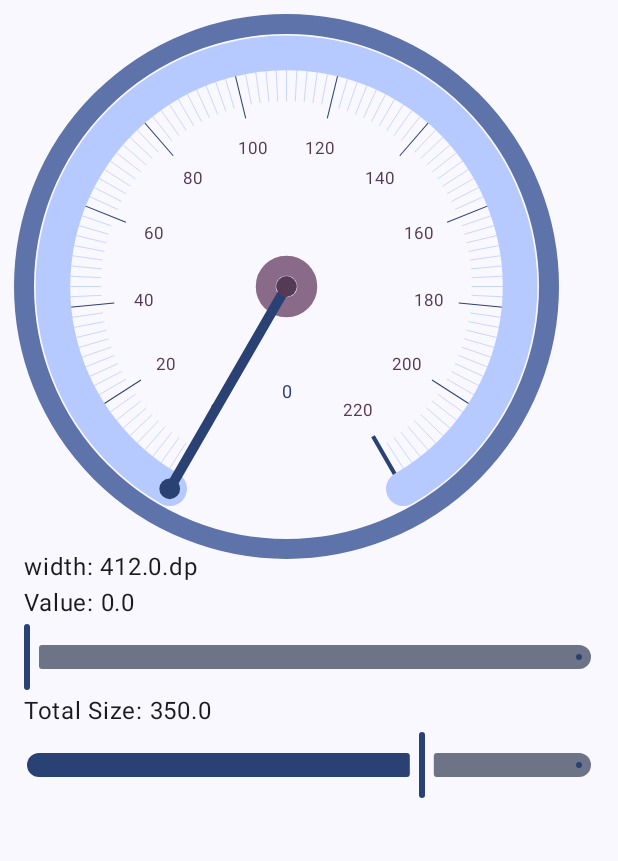
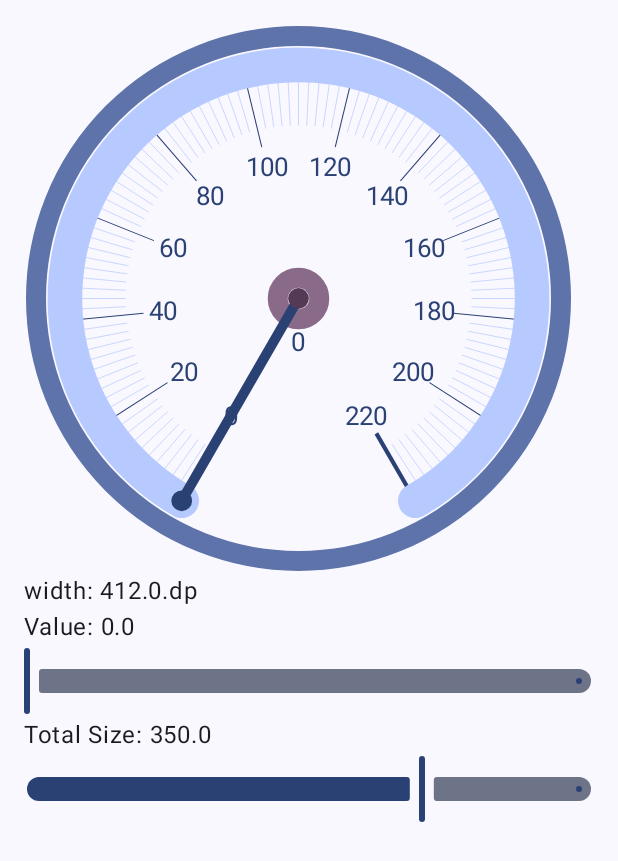
Before and after one commit to yamin8000/Gauge, an Android app built with Jetpack Compose: the screen it shows after launch (MainActivity), on a phone screen of 412 x 824 dp. Shown: the top 861 px of the screen. Run offline under Robolectric (Android 15) with nearby library versions, the phone set to English and light mode, and no system bars.

Commit message:
fixes #16 fixes #8 1.0.2 release

```diff
--- a/Gauge/build.gradle.kts
+++ b/Gauge/build.gradle.kts
@@ -20,7 +20,7 @@
  */
 
 private val artifact = "com.github.yamin8000.gauge"
-private val version = "1.0.1"
+private val version = "1.0.2"
 
 plugins {
     id("com.android.library")
@@ -74,9 +74,7 @@ android {
 dependencies {
     implementation(platform("androidx.compose:compose-bom:2023.10.01"))
     implementation("androidx.compose.material3:material3")
-//    implementation("androidx.compose.foundation:foundation")
     implementation("androidx.compose.ui:ui")
-//    implementation("androidx.compose.material3:material3-window-size-class")
     implementation("androidx.compose.ui:ui-tooling-preview")
     debugImplementation("androidx.compose.ui:ui-tooling")
 }
--- a/Gauge/src/main/java/com/github/yamin8000/gauge/main/Gauge.kt
+++ b/Gauge/src/main/java/com/github/yamin8000/gauge/main/Gauge.kt
@@ -21,8 +21,10 @@
 
 package com.github.yamin8000.gauge.main
 
+import androidx.compose.animation.animateColorAsState
 import androidx.compose.foundation.Canvas
 import androidx.compose.foundation.layout.BoxWithConstraints
+import androidx.compose.foundation.layout.padding
 import androidx.compose.foundation.layout.size
 import androidx.compose.material3.MaterialTheme
 import androidx.compose.runtime.Composable
@@ -103,7 +105,7 @@ fun Gauge(
     ticksColors: GaugeTicksColors = GaugeTicksColors(
         smallTicks = MaterialTheme.colorScheme.inversePrimary,
         bigTicks = MaterialTheme.colorScheme.primary,
-        bigTicksLabels = MaterialTheme.colorScheme.tertiary
+        bigTicksLabels = MaterialTheme.colorScheme.primary
     ),
     ticksColorProvider: (List<Pair<Int, Color>>) -> List<Pair<Int, Color>> = { it },
     arcColorsProvider: (GaugeArcColors, Float, ClosedFloatingPointRange<Float>) -> GaugeArcColors = { _, _, _ -> arcColors }
@@ -112,7 +114,7 @@ fun Gauge(
     require(numerics.sweepAngle in 1..360) { "Sweep angle: ${numerics.sweepAngle} must be from 1 to 360" }
 
     BoxWithConstraints(
-        modifier = modifier,
+        modifier = modifier.padding(8.dp),
         content = {
             val textMeasurer = rememberTextMeasurer()
             val size = if (totalSize > maxWidth) maxWidth
@@ -134,8 +136,15 @@ fun Gauge(
                     if (style.hasValueText) {
                         drawCompatibleText(
                             textMeasurer = textMeasurer,
-                            text = "${decimalFormat.format(value)}\n$valueUnit".trim(),
-                            topLeft = center.plus(Offset(0f, size.toPx() / 5)),
+                            text = decimalFormat.format(value).trim(),
+                            topLeft = center.plus(Offset(0f, size.toPx() / 12)),
+                            color = valueColor,
+                            totalSize = size
+                        )
+                        drawCompatibleText(
+                            textMeasurer = textMeasurer,
+                            text = valueUnit.trim(),
+                            topLeft = center.plus(Offset(0f, size.toPx() / 7)),
                             color = valueColor,
                             totalSize = size
                         )
@@ -262,7 +271,7 @@ private fun DrawScope.drawTicks(
         val isBigTick = isSmallTick && (value % numerics.bigTicksStep == 0)
         val isStartOrEnd =
             isBigTick && (degreeInt == numerics.startAngle || degreeInt == totalAngle)
-        val endRatio = if (isBigTick) size.toPx().div(6f) else size.toPx().div(7f)
+        val endRatio = if (isBigTick) size.toPx().div(5f) else size.toPx().div(6f)
         val width = if (isBigTick) size.div(500f).toPx() else size.div(700f).toPx()
         val tickColor = if (isBigTick) colors.bigTicks else ticksColors[value].second
 
@@ -288,7 +297,7 @@ private fun DrawScope.drawTicks(
             )
         }
         if (hasNumbers && isBigTick) {
-            val textSizeFactor = 30f
+            val textSizeFactor = 20f
             val textStyle = TextStyle(
                 color = colors.bigTicksLabels,
                 fontSize = size.toSp() / textSizeFactor
@@ -301,7 +310,7 @@ private fun DrawScope.drawTicks(
                 )
             )
             textOffset = textOffset.plus(
-                Offset(-1 * textSizeFactor * cos, -1 * textSizeFactor * sin)
+                Offset(-1f * textSizeFactor * cos, -1f * textSizeFactor * sin)
             )
             drawText(
                 textMeasurer = textMeasurer,
@@ -372,7 +381,7 @@ private fun DrawScope.drawCompatibleText(
     textMeasurer: TextMeasurer,
     topLeft: Offset
 ) {
-    val textSizeFactor = 30f
+    val textSizeFactor = 20f
     val textStyle = TextStyle(
         color = color,
         fontSize = totalSize.toSp() / textSizeFactor
--- a/app/build.gradle.kts
+++ b/app/build.gradle.kts
@@ -75,8 +75,8 @@ android {
 
 dependencies {
     implementation("androidx.core:core-ktx:1.12.0")
-    implementation("androidx.lifecycle:lifecycle-runtime-ktx:2.6.2")
-    implementation("androidx.activity:activity-compose:1.8.0")
+    implementation("androidx.lifecycle:lifecycle-runtime-ktx:2.7.0")
+    implementation("androidx.activity:activity-compose:1.8.2")
     implementation(platform("androidx.compose:compose-bom:2023.10.01"))
     implementation("androidx.compose.ui:ui")
     implementation("androidx.compose.ui:ui-graphics")
--- a/app/src/main/java/com/github/yamin8000/gauge/MainActivity.kt
+++ b/app/src/main/java/com/github/yamin8000/gauge/MainActivity.kt
@@ -27,6 +27,8 @@ import androidx.activity.compose.setContent
 import androidx.compose.foundation.layout.Column
 import androidx.compose.foundation.layout.fillMaxSize
 import androidx.compose.foundation.layout.padding
+import androidx.compose.foundation.rememberScrollState
+import androidx.compose.foundation.verticalScroll
 import androidx.compose.material3.Slider
 import androidx.compose.material3.Surface
 import androidx.compose.material3.Text
@@ -54,7 +56,9 @@ class MainActivity : ComponentActivity() {
                     modifier = Modifier.fillMaxSize(),
                     content = {
                         Column(
-                            modifier = Modifier.padding(16.dp)
+                            modifier = Modifier
+                                .padding(16.dp)
+                                .verticalScroll(rememberScrollState())
                         ) {
                             val configuration = LocalConfiguration.current
                             val screenWidth = configuration.screenWidthDp.dp
--- a/build.gradle.kts
+++ b/build.gradle.kts
@@ -20,8 +20,8 @@
  */
 
 plugins {
-    id("com.android.application") version "8.1.2" apply false
+    id("com.android.application") version "8.2.1" apply false
+    id("com.android.library") version "8.2.1" apply false
     id("org.jetbrains.kotlin.android") version "1.9.10" apply false
-    id("com.android.library") version "8.1.2" apply false
     id("com.vanniktech.maven.publish") version "0.25.3"
 }
```
